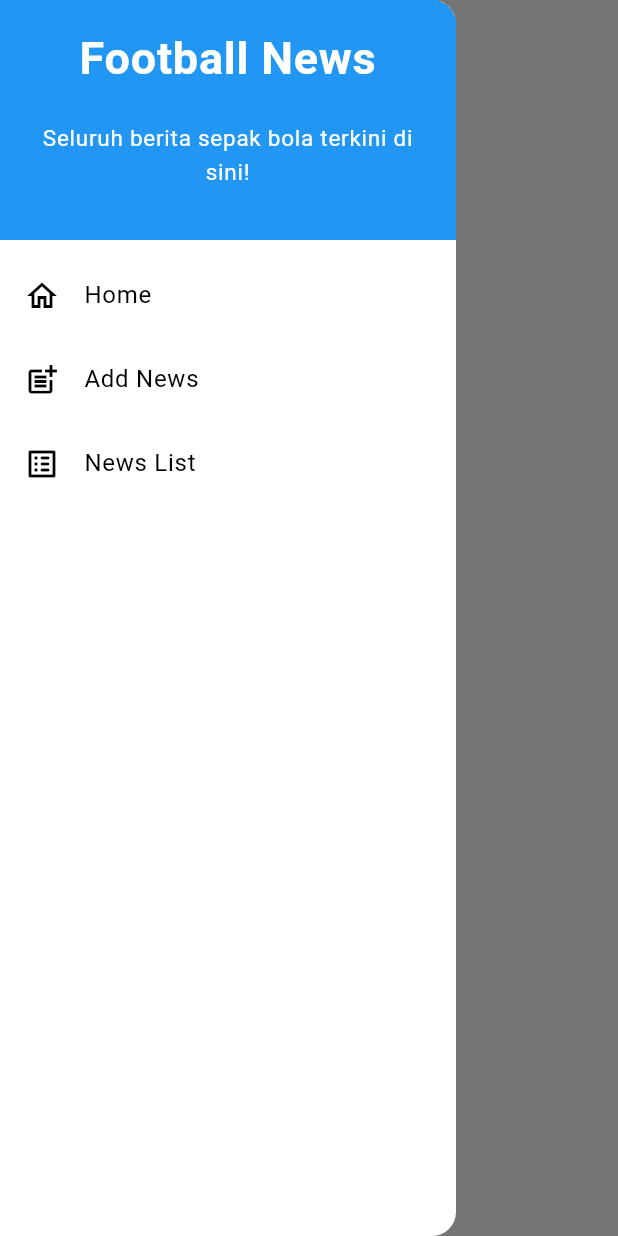
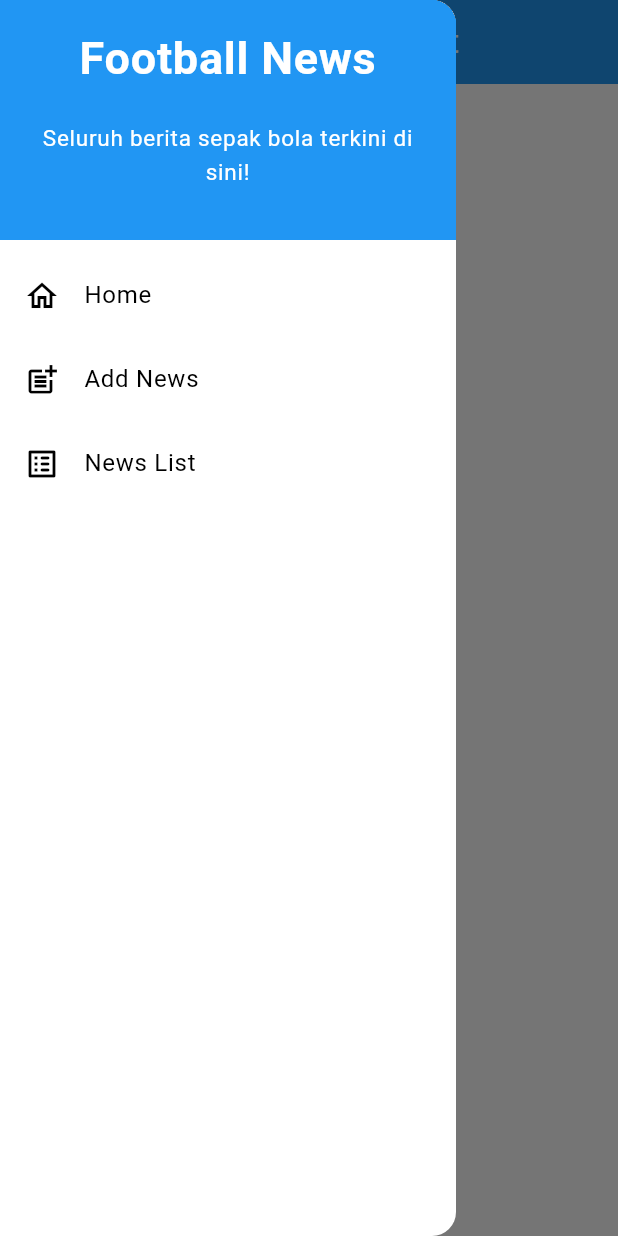
Before and after one commit to Acid-aja/football-news-mobile, a Flutter app: the NewsEntryListPage screen opened directly, with the side drawer open, on a phone screen of 412 x 824 dp. Run offline on Flutter 3.47's test engine with Material 3 defaults, Android fonts, the phone set to English and light mode, and no system bars; missing offline and left inert: pbp_django_auth.

Commit message:
fix thumbanil again and theme

```diff
--- a/lib/screens/news_detail.dart
+++ b/lib/screens/news_detail.dart
@@ -18,7 +18,7 @@ class NewsDetailPage extends StatelessWidget {
     return Scaffold(
       appBar: AppBar(
         title: const Text('News Detail'),
-        backgroundColor: Colors.indigo,
+        backgroundColor: Colors.blue,
         foregroundColor: Colors.white,
       ),
       body: SingleChildScrollView(
--- a/lib/screens/news_entry_list.dart
+++ b/lib/screens/news_entry_list.dart
@@ -5,7 +5,6 @@ import 'package:football_news/screens/news_detail.dart';
 import 'package:football_news/widgets/news_entry_card.dart';
 import 'package:provider/provider.dart';
 import 'package:pbp_django_auth/pbp_django_auth.dart';
-
 
 class NewsEntryListPage extends StatefulWidget {
   const NewsEntryListPage({super.key});
@@ -39,7 +38,12 @@ class _NewsEntryListPageState extends State<NewsEntryListPage> {
   Widget build(BuildContext context) {
     final request = context.watch<CookieRequest>();
     return Scaffold(
-      appBar: AppBar(title: const Text('News Entry List')),
+      appBar: AppBar(
+        title: const Center(child: Text('News entry list')),
+        backgroundColor: Colors.blue,
+        foregroundColor: Colors.white,
+      ),
+
       drawer: const LeftDrawer(),
       body: FutureBuilder(
         future: fetchNews(request),
```
